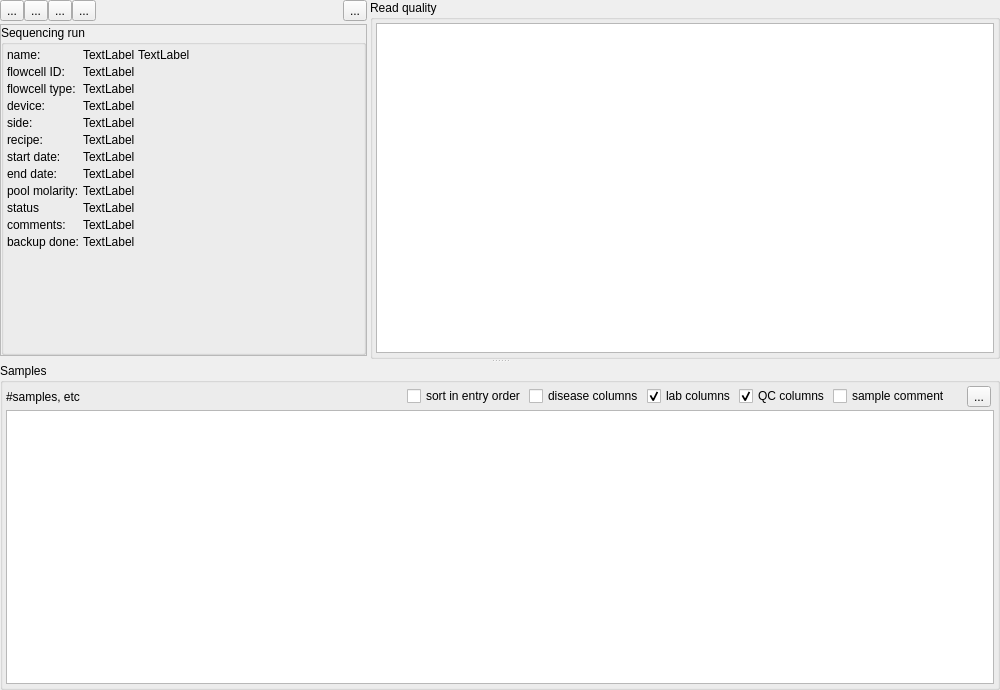
First picture: the form in src/GSvar/SequencingRunWidget.ui, repository imgag/ngs-bits, before the edit.
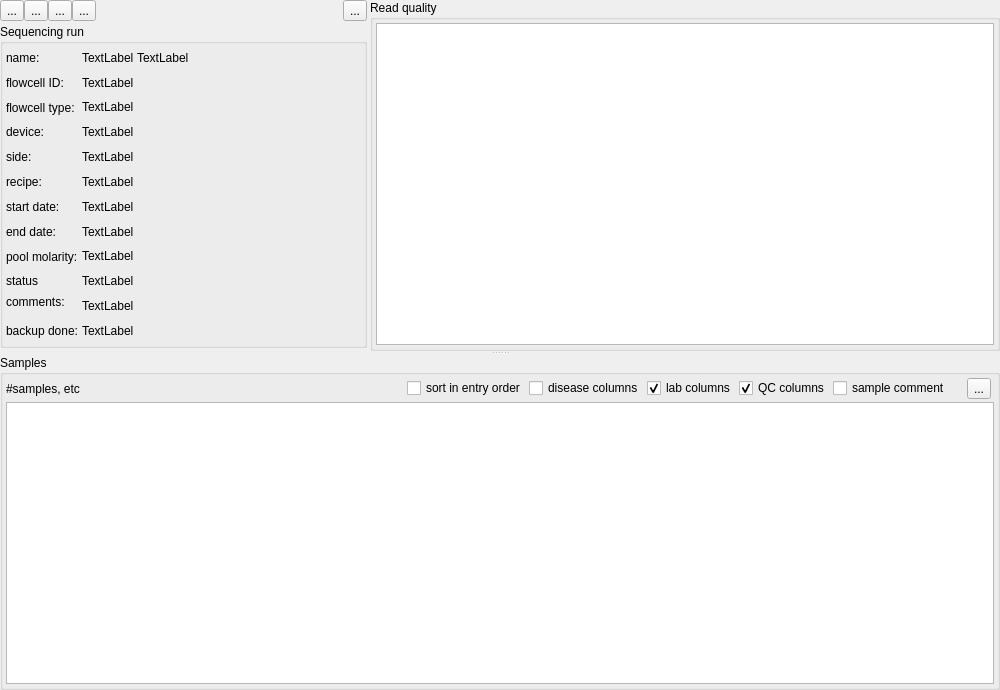
Second picture: the form after the edit. Icons and pictures are not drawn. Custom widgets are drawn as their Qt base class.

Commit message: GSvar: layout and other minor improvements

```diff
--- a/src/GSvar/SequencingRunWidget.ui
+++ b/src/GSvar/SequencingRunWidget.ui
@@ -41,10 +41,394 @@
       <enum>Qt::Vertical</enum>
      </property>
      <widget class="QWidget" name="layoutWidget">
-      <layout class="QGridLayout" name="gridLayout_2" rowstretch="0,1,0">
+      <layout class="QGridLayout" name="gridLayout_2" rowstretch="0,0,0">
        <property name="spacing">
         <number>3</number>
        </property>
+       <item row="1" column="0">
+        <widget class="QGroupBox" name="gb_sequencing_run">
+         <property name="sizePolicy">
+          <sizepolicy hsizetype="Preferred" vsizetype="MinimumExpanding">
+           <horstretch>0</horstretch>
+           <verstretch>0</verstretch>
+          </sizepolicy>
+         </property>
+         <property name="minimumSize">
+          <size>
+           <width>0</width>
+           <height>0</height>
+          </size>
+         </property>
+         <property name="palette">
+          <palette>
+           <active>
+            <colorrole role="Button">
+             <brush brushstyle="SolidPattern">
+              <color alpha="255">
+               <red>255</red>
+               <green>255</green>
+               <blue>255</blue>
+              </color>
+             </brush>
+            </colorrole>
+            <colorrole role="Midlight">
+             <brush brushstyle="SolidPattern">
+              <color alpha="255">
+               <red>255</red>
+               <green>255</green>
+               <blue>255</blue>
+              </color>
+             </brush>
+            </colorrole>
+            <colorrole role="Base">
+             <brush brushstyle="SolidPattern">
+              <color alpha="255">
+               <red>255</red>
+               <green>255</green>
+               <blue>255</blue>
+              </color>
+             </brush>
+            </colorrole>
+            <colorrole role="Window">
+             <brush brushstyle="SolidPattern">
+              <color alpha="255">
+               <red>255</red>
+               <green>255</green>
+               <blue>255</blue>
+              </color>
+             </brush>
+            </colorrole>
+           </active>
+           <inactive>
+            <colorrole role="Button">
+             <brush brushstyle="SolidPattern">
+              <color alpha="255">
+               <red>255</red>
+               <green>255</green>
+               <blue>255</blue>
+              </color>
+             </brush>
+            </colorrole>
+            <colorrole role="Midlight">
+             <brush brushstyle="SolidPattern">
+              <color alpha="255">
+               <red>255</red>
+               <green>255</green>
+               <blue>255</blue>
+              </color>
+             </brush>
+            </colorrole>
+            <colorrole role="Base">
+             <brush brushstyle="SolidPattern">
+              <color alpha="255">
+               <red>255</red>
+               <green>255</green>
+               <blue>255</blue>
+              </color>
+             </brush>
+            </colorrole>
+            <colorrole role="Window">
+             <brush brushstyle="SolidPattern">
+              <color alpha="255">
+               <red>255</red>
+               <green>255</green>
+               <blue>255</blue>
+              </color>
+             </brush>
+            </colorrole>
+           </inactive>
+           <disabled>
+            <colorrole role="Button">
+             <brush brushstyle="SolidPattern">
+              <color alpha="255">
+               <red>255</red>
+               <green>255</green>
+               <blue>255</blue>
+              </color>
+             </brush>
+            </colorrole>
+            <colorrole role="Midlight">
+             <brush brushstyle="SolidPattern">
+              <color alpha="255">
+               <red>255</red>
+               <green>255</green>
+               <blue>255</blue>
+              </color>
+             </brush>
+            </colorrole>
+            <colorrole role="Base">
+             <brush brushstyle="SolidPattern">
+              <color alpha="255">
+               <red>255</red>
+               <green>255</green>
+               <blue>255</blue>
+              </color>
+             </brush>
+            </colorrole>
+            <colorrole role="Window">
+             <brush brushstyle="SolidPattern">
+              <color alpha="255">
+               <red>255</red>
+               <green>255</green>
+               <blue>255</blue>
+              </color>
+             </brush>
+            </colorrole>
+           </disabled>
+          </palette>
+         </property>
+         <property name="title">
+          <string>Sequencing run</string>
+         </property>
+         <property name="flat">
+          <bool>true</bool>
+         </property>
+         <layout class="QGridLayout" name="gridLayout_3">
+          <property name="leftMargin">
+           <number>3</number>
+          </property>
+          <property name="topMargin">
+           <number>3</number>
+          </property>
+          <property name="rightMargin">
+           <number>3</number>
+          </property>
+          <property name="bottomMargin">
+           <number>3</number>
+          </property>
+          <property name="spacing">
+           <number>3</number>
+          </property>
+          <item row="6" column="1">
+           <widget class="QLabel" name="start">
+            <property name="text">
+             <string>TextLabel</string>
+            </property>
+            <property name="textInteractionFlags">
+             <set>Qt::TextInteractionFlag::LinksAccessibleByMouse|Qt::TextInteractionFlag::TextSelectableByMouse</set>
+            </property>
+           </widget>
+          </item>
+          <item row="9" column="0">
+           <widget class="QLabel" name="label_8">
+            <property name="text">
+             <string>status</string>
+            </property>
+           </widget>
+          </item>
+          <item row="3" column="1">
+           <widget class="QLabel" name="device">
+            <property name="text">
+             <string>TextLabel</string>
+            </property>
+            <property name="textInteractionFlags">
+             <set>Qt::TextInteractionFlag::LinksAccessibleByMouse|Qt::TextInteractionFlag::TextSelectableByMouse</set>
+            </property>
+           </widget>
+          </item>
+          <item row="9" column="1">
+           <widget class="QLabel" name="status">
+            <property name="text">
+             <string>TextLabel</string>
+            </property>
+            <property name="textInteractionFlags">
+             <set>Qt::TextInteractionFlag::LinksAccessibleByMouse|Qt::TextInteractionFlag::TextSelectableByMouse</set>
+            </property>
+           </widget>
+          </item>
+          <item row="5" column="1">
+           <widget class="QLabel" name="recipe">
+            <property name="text">
+             <string>TextLabel</string>
+            </property>
+            <property name="textInteractionFlags">
+             <set>Qt::TextInteractionFlag::LinksAccessibleByMouse|Qt::TextInteractionFlag::TextSelectableByMouse</set>
+            </property>
+           </widget>
+          </item>
+          <item row="1" column="0">
+           <widget class="QLabel" name="label">
+            <property name="text">
+             <string>flowcell ID:</string>
+            </property>
+           </widget>
+          </item>
+          <item row="6" column="0">
+           <widget class="QLabel" name="label_2">
+            <property name="text">
+             <string>start date:</string>
+            </property>
+           </widget>
+          </item>
+          <item row="5" column="0">
+           <widget class="QLabel" name="label_5">
+            <property name="text">
+             <string>recipe:</string>
+            </property>
+           </widget>
+          </item>
+          <item row="8" column="1">
+           <widget class="QLabel" name="molarity_and_method">
+            <property name="text">
+             <string>TextLabel</string>
+            </property>
+            <property name="textInteractionFlags">
+             <set>Qt::TextInteractionFlag::LinksAccessibleByMouse|Qt::TextInteractionFlag::TextSelectableByMouse</set>
+            </property>
+           </widget>
+          </item>
+          <item row="0" column="1">
+           <layout class="QHBoxLayout" name="horizontalLayout" stretch="0,1">
+            <item>
+             <widget class="QLabel" name="quality">
+              <property name="text">
+               <string>TextLabel</string>
+              </property>
+              <property name="textInteractionFlags">
+               <set>Qt::TextInteractionFlag::LinksAccessibleByMouse|Qt::TextInteractionFlag::TextSelectableByMouse</set>
+              </property>
+             </widget>
+            </item>
+            <item>
+             <widget class="QLabel" name="name">
+              <property name="text">
+               <string>TextLabel</string>
+              </property>
+              <property name="textInteractionFlags">
+               <set>Qt::TextInteractionFlag::LinksAccessibleByMouse|Qt::TextInteractionFlag::TextSelectableByMouse</set>
+              </property>
+             </widget>
+            </item>
+           </layout>
+          </item>
+          <item row="4" column="1">
+           <widget class="QLabel" name="side">
+            <property name="text">
+             <string>TextLabel</string>
+            </property>
+            <property name="textInteractionFlags">
+             <set>Qt::TextInteractionFlag::LinksAccessibleByMouse|Qt::TextInteractionFlag::TextSelectableByMouse</set>
+            </property>
+           </widget>
+          </item>
+          <item row="0" column="0">
+           <widget class="QLabel" name="label_10">
+            <property name="text">
+             <string>name:</string>
+            </property>
+           </widget>
+          </item>
+          <item row="7" column="0">
+           <widget class="QLabel" name="label_3">
+            <property name="text">
+             <string>end date:</string>
+            </property>
+           </widget>
+          </item>
+          <item row="2" column="1">
+           <widget class="QLabel" name="fc_type">
+            <property name="text">
+             <string>TextLabel</string>
+            </property>
+            <property name="textInteractionFlags">
+             <set>Qt::TextInteractionFlag::LinksAccessibleByMouse|Qt::TextInteractionFlag::TextSelectableByMouse</set>
+            </property>
+           </widget>
+          </item>
+          <item row="3" column="0">
+           <widget class="QLabel" name="label_4">
+            <property name="text">
+             <string>device:</string>
+            </property>
+           </widget>
+          </item>
+          <item row="8" column="0">
+           <widget class="QLabel" name="label_9">
+            <property name="toolTip">
+             <string>Pool molarity and quantification method.</string>
+            </property>
+            <property name="text">
+             <string>pool molarity:</string>
+            </property>
+           </widget>
+          </item>
+          <item row="1" column="1">
+           <widget class="QLabel" name="fcid">
+            <property name="text">
+             <string>TextLabel</string>
+            </property>
+            <property name="textInteractionFlags">
+             <set>Qt::TextInteractionFlag::LinksAccessibleByMouse|Qt::TextInteractionFlag::TextSelectableByMouse</set>
+            </property>
+           </widget>
+          </item>
+          <item row="11" column="1">
+           <widget class="QLabel" name="backup">
+            <property name="text">
+             <string>TextLabel</string>
+            </property>
+           </widget>
+          </item>
+          <item row="7" column="1">
+           <widget class="QLabel" name="end">
+            <property name="text">
+             <string>TextLabel</string>
+            </property>
+            <property name="textInteractionFlags">
+             <set>Qt::TextInteractionFlag::LinksAccessibleByMouse|Qt::TextInteractionFlag::TextSelectableByMouse</set>
+            </property>
+           </widget>
+          </item>
+          <item row="10" column="0">
+           <widget class="QLabel" name="label_6">
+            <property name="text">
+             <string>comments:</string>
+            </property>
+            <property name="alignment">
+             <set>Qt::AlignmentFlag::AlignLeading|Qt::AlignmentFlag::AlignLeft|Qt::AlignmentFlag::AlignTop</set>
+            </property>
+           </widget>
+          </item>
+          <item row="2" column="0">
+           <widget class="QLabel" name="label_11">
+            <property name="text">
+             <string>flowcell type:</string>
+            </property>
+           </widget>
+          </item>
+          <item row="10" column="1">
+           <widget class="QLabel" name="comments">
+            <property name="sizePolicy">
+             <sizepolicy hsizetype="Preferred" vsizetype="Minimum">
+              <horstretch>0</horstretch>
+              <verstretch>0</verstretch>
+             </sizepolicy>
+            </property>
+            <property name="text">
+             <string>TextLabel</string>
+            </property>
+            <property name="textInteractionFlags">
+             <set>Qt::TextInteractionFlag::LinksAccessibleByMouse|Qt::TextInteractionFlag::TextSelectableByMouse</set>
+            </property>
+           </widget>
+          </item>
+          <item row="4" column="0">
+           <widget class="QLabel" name="label_12">
+            <property name="text">
+             <string>side:</string>
+            </property>
+           </widget>
+          </item>
+          <item row="11" column="0">
+           <widget class="QLabel" name="label_7">
+            <property name="text">
+             <string>backup done:</string>
+            </property>
+           </widget>
+          </item>
+         </layout>
+        </widget>
+       </item>
        <item row="0" column="0">
         <layout class="QHBoxLayout" name="horizontalLayout_2">
          <property name="spacing">
@@ -178,7 +562,7 @@
            <widget class="QTableWidget" name="read_quality">
             <property name="minimumSize">
              <size>
-              <width>600</width>
+              <width>0</width>
               <height>0</height>
              </size>
             </property>
@@ -193,427 +577,6 @@
          </layout>
         </widget>
        </item>
-       <item row="1" column="0">
-        <widget class="QScrollArea" name="scrollArea">
-         <property name="minimumSize">
-          <size>
-           <width>0</width>
-           <height>0</height>
-          </size>
-         </property>
-         <property name="verticalScrollBarPolicy">
-          <enum>Qt::ScrollBarAlwaysOff</enum>
-         </property>
-         <property name="widgetResizable">
-          <bool>true</bool>
-         </property>
-         <widget class="QWidget" name="scrollAreaWidgetContents">
-          <property name="geometry">
-           <rect>
-            <x>0</x>
-            <y>0</y>
-            <width>363</width>
-            <height>334</height>
-           </rect>
-          </property>
-          <property name="autoFillBackground">
-           <bool>true</bool>
-          </property>
-          <layout class="QVBoxLayout" name="verticalLayout_4">
-           <property name="spacing">
-            <number>0</number>
-           </property>
-           <property name="leftMargin">
-            <number>0</number>
-           </property>
-           <property name="topMargin">
-            <number>0</number>
-           </property>
-           <property name="rightMargin">
-            <number>0</number>
-           </property>
-           <property name="bottomMargin">
-            <number>0</number>
-           </property>
-           <item>
-            <widget class="QGroupBox" name="gb_sequencing_run">
-             <property name="minimumSize">
-              <size>
-               <width>0</width>
-               <height>240</height>
-              </size>
-             </property>
-             <property name="palette">
-              <palette>
-               <active>
-                <colorrole role="Button">
-                 <brush brushstyle="SolidPattern">
-                  <color alpha="255">
-                   <red>255</red>
-                   <green>255</green>
-                   <blue>255</blue>
-                  </color>
-                 </brush>
-                </colorrole>
-                <colorrole role="Midlight">
-                 <brush brushstyle="SolidPattern">
-                  <color alpha="255">
-                   <red>255</red>
-                   <green>255</green>
-                   <blue>255</blue>
-                  </color>
-                 </brush>
-                </colorrole>
-                <colorrole role="Base">
-                 <brush brushstyle="SolidPattern">
-                  <color alpha="255">
-                   <red>255</red>
-                   <green>255</green>
-                   <blue>255</blue>
-                  </color>
-                 </brush>
-                </colorrole>
-                <colorrole role="Window">
-                 <brush brushstyle="SolidPattern">
-                  <color alpha="255">
-                   <red>255</red>
-                   <green>255</green>
-                   <blue>255</blue>
-                  </color>
-                 </brush>
-                </colorrole>
-               </active>
-               <inactive>
-                <colorrole role="Button">
-                 <brush brushstyle="SolidPattern">
-                  <color alpha="255">
-                   <red>255</red>
-                   <green>255</green>
-                   <blue>255</blue>
-                  </color>
-                 </brush>
-                </colorrole>
-                <colorrole role="Midlight">
-                 <brush brushstyle="SolidPattern">
-                  <color alpha="255">
-                   <red>255</red>
-                   <green>255</green>
-                   <blue>255</blue>
-                  </color>
-                 </brush>
-                </colorrole>
-                <colorrole role="Base">
-                 <brush brushstyle="SolidPattern">
-                  <color alpha="255">
-                   <red>255</red>
-                   <green>255</green>
-                   <blue>255</blue>
-                  </color>
-                 </brush>
-                </colorrole>
-                <colorrole role="Window">
-                 <brush brushstyle="SolidPattern">
-                  <color alpha="255">
-                   <red>255</red>
-                   <green>255</green>
-                   <blue>255</blue>
-                  </color>
-                 </brush>
-                </colorrole>
-               </inactive>
-               <disabled>
-                <colorrole role="Button">
-                 <brush brushstyle="SolidPattern">
-                  <color alpha="255">
-                   <red>255</red>
-                   <green>255</green>
-                   <blue>255</blue>
-                  </color>
-                 </brush>
-                </colorrole>
-                <colorrole role="Midlight">
-                 <brush brushstyle="SolidPattern">
-                  <color alpha="255">
-                   <red>255</red>
-                   <green>255</green>
-                   <blue>255</blue>
-                  </color>
-                 </brush>
-                </colorrole>
-                <colorrole role="Base">
-                 <brush brushstyle="SolidPattern">
-                  <color alpha="255">
-                   <red>255</red>
-                   <green>255</green>
-                   <blue>255</blue>
-                  </color>
-                 </brush>
-                </colorrole>
-                <colorrole role="Window">
-                 <brush brushstyle="SolidPattern">
-                  <color alpha="255">
-                   <red>255</red>
-                   <green>255</green>
-                   <blue>255</blue>
-                  </color>
-                 </brush>
-                </colorrole>
-               </disabled>
-              </palette>
-             </property>
-             <property name="title">
-              <string>Sequencing run</string>
-             </property>
-             <property name="flat">
-              <bool>true</bool>
-             </property>
-             <layout class="QFormLayout" name="formLayout">
-              <property name="horizontalSpacing">
-               <number>3</number>
-              </property>
-              <property name="verticalSpacing">
-               <number>3</number>
-              </property>
-              <property name="leftMargin">
-               <number>3</number>
-              </property>
-              <property name="topMargin">
-               <number>3</number>
-              </property>
-              <property name="rightMargin">
-               <number>3</number>
-              </property>
-              <property name="bottomMargin">
-               <number>3</number>
-              </property>
-              <item row="0" column="0">
-               <widget class="QLabel" name="label_10">
-                <property name="text">
-                 <string>name:</string>
-                </property>
-               </widget>
-              </item>
-              <item row="0" column="1">
-               <layout class="QHBoxLayout" name="horizontalLayout" stretch="0,1">
-                <item>
-                 <widget class="QLabel" name="quality">
-                  <property name="text">
-                   <string>TextLabel</string>
-                  </property>
-                  <property name="textInteractionFlags">
-                   <set>Qt::LinksAccessibleByMouse|Qt::TextSelectableByMouse</set>
-                  </property>
-                 </widget>
-                </item>
-                <item>
-                 <widget class="QLabel" name="name">
-                  <property name="text">
-                   <string>TextLabel</string>
-                  </property>
-                  <property name="textInteractionFlags">
-                   <set>Qt::LinksAccessibleByMouse|Qt::TextSelectableByMouse</set>
-                  </property>
-                 </widget>
-                </item>
-               </layout>
-              </item>
-              <item row="1" column="0">
-               <widget class="QLabel" name="label">
-                <property name="text">
-                 <string>flowcell ID:</string>
-                </property>
-               </widget>
-              </item>
-              <item row="1" column="1">
-               <widget class="QLabel" name="fcid">
-                <property name="text">
-                 <string>TextLabel</string>
-                </property>
-                <property name="textInteractionFlags">
-                 <set>Qt::LinksAccessibleByMouse|Qt::TextSelectableByMouse</set>
-                </property>
-               </widget>
-              </item>
-              <item row="3" column="0">
-               <widget class="QLabel" name="label_11">
-                <property name="text">
-                 <string>flowcell type:</string>
-                </property>
-               </widget>
-              </item>
-              <item row="3" column="1">
-               <widget class="QLabel" name="fc_type">
-                <property name="text">
-                 <string>TextLabel</string>
-                </property>
-                <property name="textInteractionFlags">
-                 <set>Qt::LinksAccessibleByMouse|Qt::TextSelectableByMouse</set>
-                </property>
-               </widget>
-              </item>
-              <item row="4" column="0">
-               <widget class="QLabel" name="label_4">
-                <property name="text">
-                 <string>device:</string>
-                </property>
-               </widget>
-              </item>
-              <item row="4" column="1">
-               <widget class="QLabel" name="device">
-                <property name="text">
-                 <string>TextLabel</string>
-                </property>
-                <property name="textInteractionFlags">
-                 <set>Qt::LinksAccessibleByMouse|Qt::TextSelectableByMouse</set>
-                </property>
-               </widget>
-              </item>
-              <item row="5" column="0">
-               <widget class="QLabel" name="label_12">
-                <property name="text">
-                 <string>side:</string>
-                </property>
-               </widget>
-              </item>
-              <item row="5" column="1">
-               <widget class="QLabel" name="side">
-                <property name="text">
-                 <string>TextLabel</string>
-                </property>
-                <property name="textInteractionFlags">
-                 <set>Qt::LinksAccessibleByMouse|Qt::TextSelectableByMouse</set>
-                </property>
-               </widget>
-              </item>
-              <item row="6" column="0">
-               <widget class="QLabel" name="label_5">
-                <property name="text">
-                 <string>recipe:</string>
-                </property>
-               </widget>
-              </item>
-              <item row="6" column="1">
-               <widget class="QLabel" name="recipe">
-                <property name="text">
-                 <string>TextLabel</string>
-                </property>
-                <property name="textInteractionFlags">
-                 <set>Qt::LinksAccessibleByMouse|Qt::TextSelectableByMouse</set>
-                </property>
-               </widget>
-              </item>
-              <item row="7" column="0">
-               <widget class="QLabel" name="label_2">
-                <property name="text">
-                 <string>start date:</string>
-                </property>
-               </widget>
-              </item>
-              <item row="7" column="1">
-               <widget class="QLabel" name="start">
-                <property name="text">
-                 <string>TextLabel</string>
-                </property>
-                <property name="textInteractionFlags">
-                 <set>Qt::LinksAccessibleByMouse|Qt::TextSelectableByMouse</set>
-                </property>
-               </widget>
-              </item>
-              <item row="8" column="0">
-               <widget class="QLabel" name="label_3">
-                <property name="text">
-                 <string>end date:</string>
-                </property>
-               </widget>
-              </item>
-              <item row="8" column="1">
-               <widget class="QLabel" name="end">
-                <property name="text">
-                 <string>TextLabel</string>
-                </property>
-                <property name="textInteractionFlags">
-                 <set>Qt::LinksAccessibleByMouse|Qt::TextSelectableByMouse</set>
-                </property>
-               </widget>
-              </item>
-              <item row="9" column="0">
-               <widget class="QLabel" name="label_9">
-                <property name="toolTip">
-                 <string>Pool molarity and quantification method.</string>
-                </property>
-                <property name="text">
-                 <string>pool molarity:</string>
-                </property>
-               </widget>
-              </item>
-              <item row="9" column="1">
-               <widget class="QLabel" name="molarity_and_method">
-                <property name="text">
-                 <string>TextLabel</string>
-                </property>
-                <property name="textInteractionFlags">
-                 <set>Qt::LinksAccessibleByMouse|Qt::TextSelectableByMouse</set>
-                </property>
-               </widget>
-              </item>
-              <item row="10" column="0">
-               <widget class="QLabel" name="label_8">
-                <property name="text">
-                 <string>status</string>
-                </property>
-               </widget>
-              </item>
-              <item row="10" column="1">
-               <widget class="QLabel" name="status">
-                <property name="text">
-                 <string>TextLabel</string>
-                </property>
-                <property name="textInteractionFlags">
-                 <set>Qt::LinksAccessibleByMouse|Qt::TextSelectableByMouse</set>
-                </property>
-               </widget>
-              </item>
-              <item row="11" column="0">
-               <widget class="QLabel" name="label_6">
-                <property name="text">
-                 <string>comments:</string>
-                </property>
-                <property name="alignment">
-                 <set>Qt::AlignLeading|Qt::AlignLeft|Qt::AlignTop</set>
-                </property>
-               </widget>
-              </item>
-              <item row="11" column="1">
-               <widget class="QLabel" name="comments">
-                <property name="text">
-                 <string>TextLabel</string>
-                </property>
-                <property name="textInteractionFlags">
-                 <set>Qt::LinksAccessibleByMouse|Qt::TextSelectableByMouse</set>
-                </property>
-               </widget>
-              </item>
-              <item row="12" column="0">
-               <widget class="QLabel" name="label_7">
-                <property name="text">
-                 <string>backup done:</string>
-                </property>
-               </widget>
-              </item>
-              <item row="12" column="1">
-               <widget class="QLabel" name="backup">
-                <property name="text">
-                 <string>TextLabel</string>
-                </property>
-               </widget>
-              </item>
-             </layout>
-            </widget>
-           </item>
-          </layout>
-         </widget>
-        </widget>
-       </item>
       </layout>
      </widget>
      <widget class="QGroupBox" name="groupBox">
```
Left out of the diff: 19 changed lines with no effect on the pictures. The commit also changes 14 other files.
